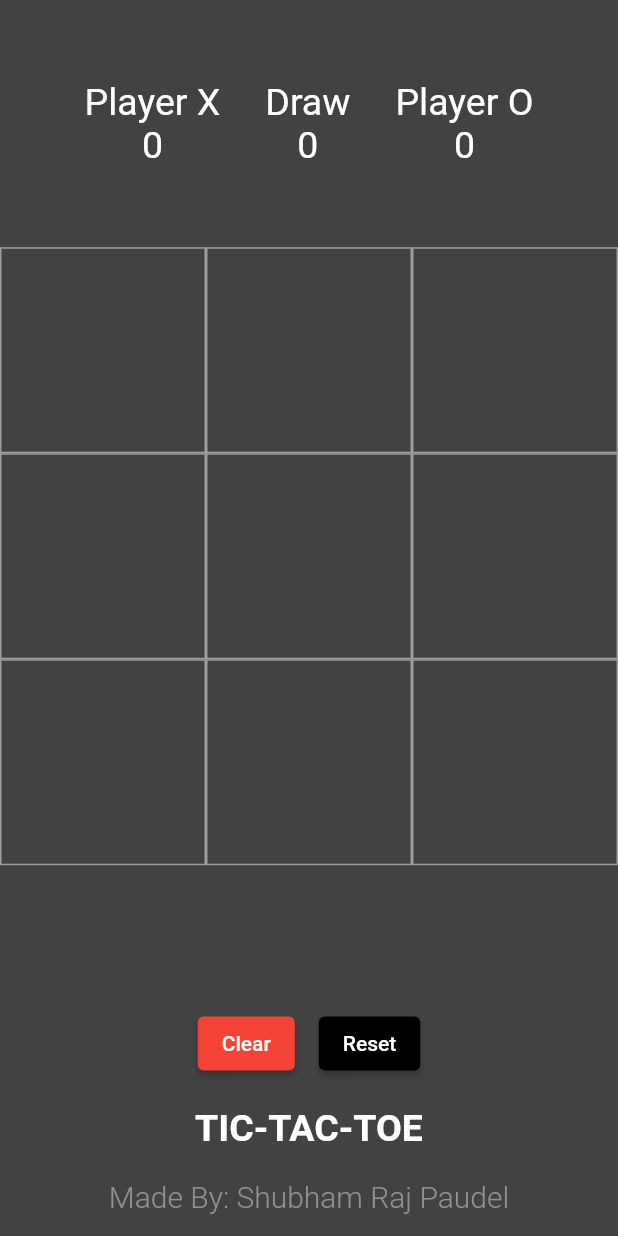
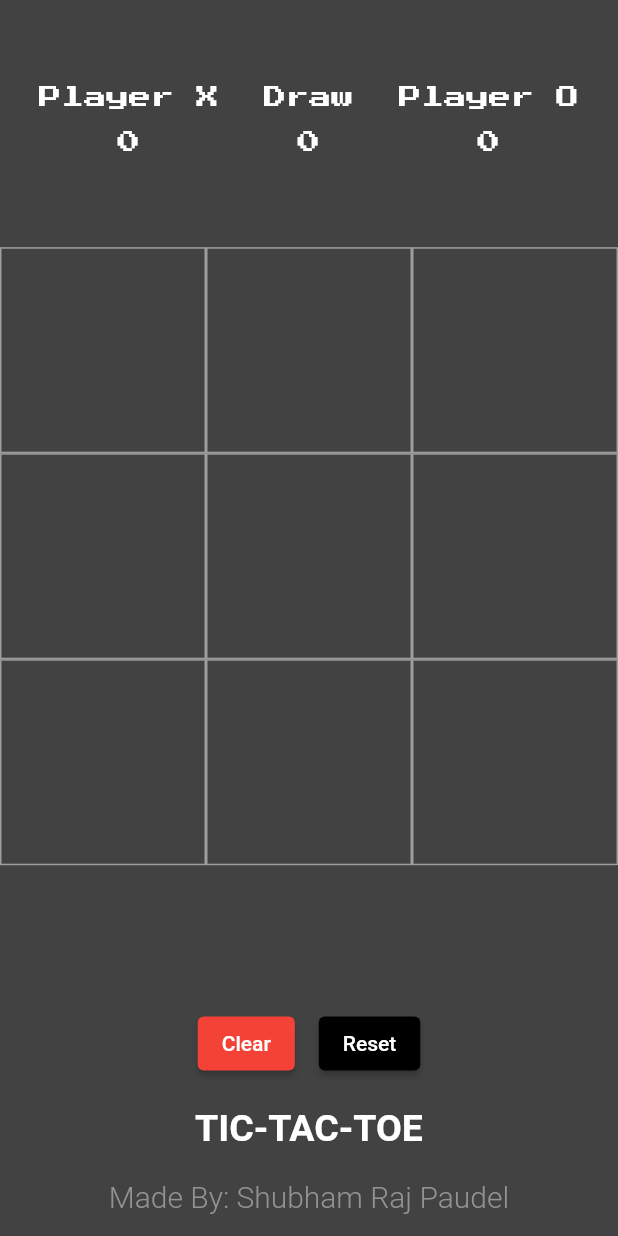
Before and after one commit to Shubham-Paudel/Flutter, a Flutter app: the screen it shows after launch, on a phone screen of 412 x 824 dp. Run offline on Flutter 3.47's test engine with Material 2 defaults, Android fonts, the phone set to English and light mode, and no system bars; our stand-ins replace google_fonts.

Commit message:
tictactoe

```diff
--- a/tictactoe/lib/main.dart
+++ b/tictactoe/lib/main.dart
@@ -41,7 +41,7 @@ class _HomePageState extends State<HomePage> {
   );
 
   static var myNewFontWhite = GoogleFonts.pressStart2p(
-    textStyle: TextStyle(color: Colors.white,letterSpacing: 3,fontSize: 15),
+    textStyle: TextStyle(color: Colors.white,fontSize: 15),
   );
 
   @override
@@ -56,49 +56,67 @@ class _HomePageState extends State<HomePage> {
                   mainAxisAlignment: MainAxisAlignment.center,
                   children: [
                     Padding(
-                      padding: const EdgeInsets.all(15.0),
+                      padding: const EdgeInsets.all(10.0),
                       child: Column(
                         mainAxisAlignment: MainAxisAlignment.center,
                         children: [
-                          Text(
+                          Padding(
+                            padding: const EdgeInsets.all(5.0),
+                            child: Text(
                               'Player X',
-                            style: myTextStyle,
+                              style: myNewFontWhite,
                             ),
-                          Text(
+                          ),
+                          Padding(
+                            padding: const EdgeInsets.all(10.0),
+                            child: Text(
                               exScore.toString(),
-                            style: myTextStyle,
+                              style: myNewFontWhite,
+                            ),
                           ),
                         ],
                       ),
                     ),
                     Padding(
-                      padding: const EdgeInsets.all(15.0),
+                      padding: const EdgeInsets.all(10.0),
                       child: Column(
                         mainAxisAlignment: MainAxisAlignment.center,
                         children: [
-                          Text(
+                          Padding(
+                            padding: const EdgeInsets.all(5.0),
+                            child: Text(
                               'Draw',
-                            style: myTextStyle,
+                              style: myNewFontWhite,
                             ),
-                          Text(
+                          ),
+                          Padding(
+                            padding: const EdgeInsets.all(10.0),
+                            child: Text(
                               draw.toString(),
-                            style: myTextStyle,
+                              style: myNewFontWhite,
+                            ),
                           ),
                         ],
                       ),
                     ),
                     Padding(
-                      padding: const EdgeInsets.all(15.0),
+                      padding: const EdgeInsets.all(10.0),
                       child: Column(
                         mainAxisAlignment: MainAxisAlignment.center,
                         children: [
-                          Text(
+                          Padding(
+                            padding: const EdgeInsets.all(5.0),
+                            child: Text(
                               'Player O',
-                            style: myTextStyle,
+                              style: myNewFontWhite,
                             ),
-                          Text(
+                          ),
+                          Padding(
+                            padding: const EdgeInsets.all(10.0),
+                            child: Text(
                               ohScore.toString(),
-                            style: myTextStyle,
+                              style: myNewFontWhite
+                            ),
                           ),
                         ],
                       ),
--- a/tictactoe/pubspec.yaml
+++ b/tictactoe/pubspec.yaml
@@ -35,8 +35,8 @@ dependencies:
   # The following adds the Cupertino Icons font to your application.
   # Use with the CupertinoIcons class for iOS style icons.
   cupertino_icons: ^1.0.2
-  google_fonts: 6.1.0
- # avatar _glow:
+  google_fonts: ^0.2.0
+  #avatar _glow:
 
 dev_dependencies:
   flutter_test:
@@ -62,7 +62,7 @@ flutter:
 
   # To add assets to your application, add an assets section, like this:
   # assets:
-  #    - lib/images/Tic-tac-toe.png
+ #    - images/Tic-tac-toe.png
   #   - images/a_dot_burr.jpeg
   #   - images/a_dot_ham.jpeg
 
```
Also changed, not shown: tictactoe/images/Tic-tac-toe.png (renamed from tictactoe/lib/images/Tic-tac-toe.png). Lines whose indentation alone changed are shown as unchanged.
